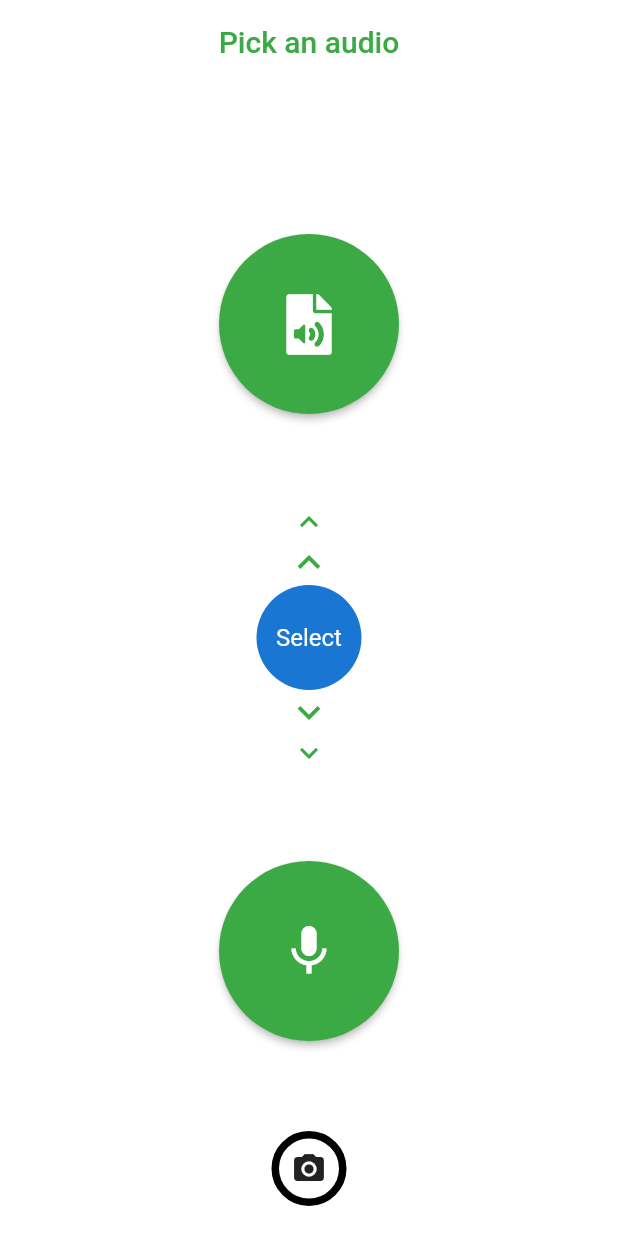
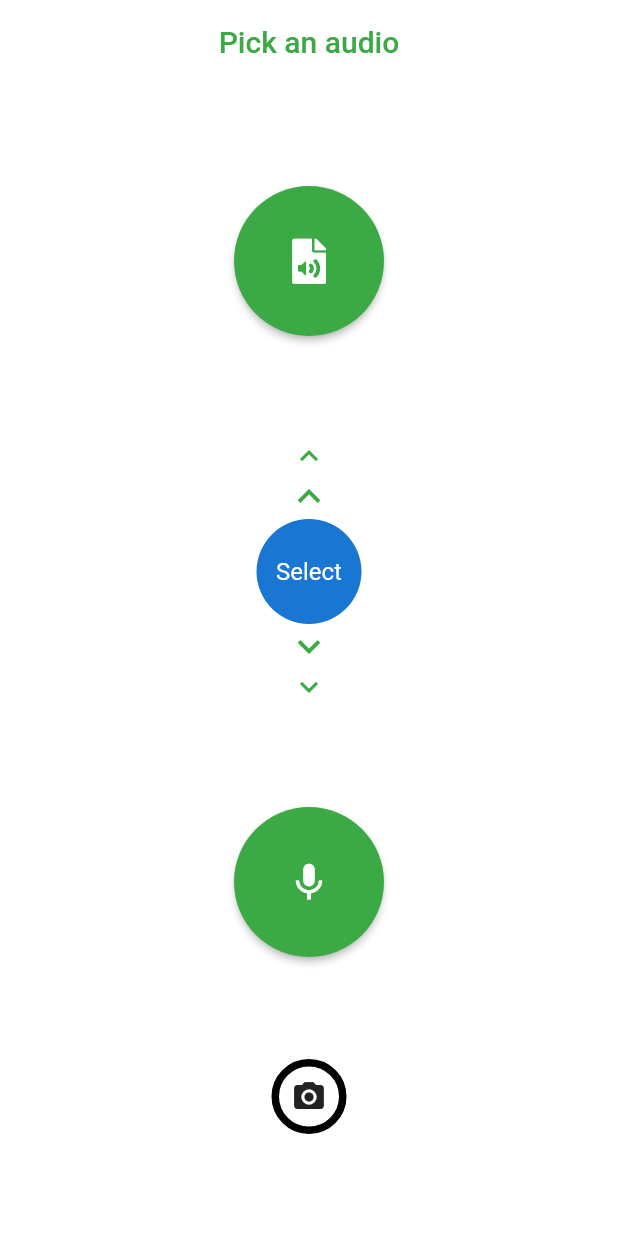
Before and after one commit to bot1001/AI-Birdie, a Flutter app: the AudioClassification screen opened directly, on a phone screen of 412 x 824 dp. Run offline on Flutter 3.47's test engine with Material 2 defaults, Android fonts, the phone set to English and light mode, and no system bars; our stand-ins replace audioplayers, camera, datetime_picker_formfield, file_picker, font_awesome_flutter, geolocator and 4 more; missing offline and left inert: flutter_animation_set, flutter_audio_recorder, flutter_email_sender, flutter_timer, grpc, protobuf and 1 more.

Commit message:
Made AudioClassification screen responsive

```diff
--- a/lib/screens/audio_classification.dart
+++ b/lib/screens/audio_classification.dart
@@ -1,11 +1,11 @@
-import 'dart:io';
+// import 'dart:io';
 
 import 'package:aibirdie/components/transitions.dart';
 import 'package:aibirdie/constants.dart';
 // import 'package:aibirdie/constants.dart';
 import 'package:aibirdie/screens/audio_identify.dart';
 import 'package:aibirdie/screens/audio_record.dart';
-import 'package:audioplayers/audioplayers.dart';
+// import 'package:audioplayers/audioplayers.dart';
 import 'package:file_picker/file_picker.dart';
 import 'package:flutter/material.dart';
 import 'package:font_awesome_flutter/font_awesome_flutter.dart';
@@ -17,10 +17,10 @@ class AudioClassification extends StatefulWidget {
 }
 
 class _AudioClassificationState extends State<AudioClassification> {
-  File file;
-  bool isPlaying;
-  IconData playIcon = Icons.play_arrow;
-  AudioPlayer audioPlayer = AudioPlayer();
+  // File file;
+  // bool isPlaying;
+  // IconData playIcon = Icons.play_arrow;
+  // AudioPlayer audioPlayer = AudioPlayer();
 
   @override
   Widget build(BuildContext context) {
@@ -50,10 +50,8 @@ class _AudioClassificationState extends State<AudioClassification> {
               ),
             ),
             Center(
-            child: Padding(
-              padding: const EdgeInsets.only(top: 100.0, bottom: 20.0),
               child: Column(
-                mainAxisAlignment: MainAxisAlignment.spaceBetween,
+                mainAxisAlignment: MainAxisAlignment.spaceEvenly,
                 children: <Widget>[
                   DragTarget(
                     onAccept: (val) async {
@@ -65,8 +63,8 @@ class _AudioClassificationState extends State<AudioClassification> {
                     },
                     builder: (a, b, c) {
                       return Container(
-                        width: 120,
-                        height: 120,
+                        width: 100,
+                        height: 100,
                         child: RaisedButton(
                           color: myGreen,
                           shape: RoundedRectangleBorder(
@@ -74,12 +72,12 @@ class _AudioClassificationState extends State<AudioClassification> {
                           ),
                           child: Icon(
                             FontAwesomeIcons.solidFileAudio,
-                            size: 40,
+                            size: 30,
                             color: Colors.white,
                           ),
                           onPressed: () async {
-                            file =
-                                await FilePicker.getFile(type: FileType.audio);
+                            file = await FilePicker.getFile(
+                                type: FileType.audio);
                             if (file != null) {
                               Navigator.of(context).push(MaterialPageRoute(
                                   builder: (context) => AudioIdentify(file)));
@@ -142,8 +140,8 @@ class _AudioClassificationState extends State<AudioClassification> {
                       },
                       builder: (a, b, c) {
                         return Container(
-                          width: 120,
-                          height: 120,
+                          width: 100,
+                          height: 100,
                           child: RaisedButton(
                               color: myGreen,
                               shape: RoundedRectangleBorder(
@@ -151,11 +149,12 @@ class _AudioClassificationState extends State<AudioClassification> {
                               ),
                               child: Icon(
                                 Icons.mic,
-                                size: 40,
+                                size: 30,
                                 color: Colors.white,
                               ),
                               onPressed: () {
-                                myTransition(context, 1.0, 0.0, AudioRecord());
+                                myTransition(
+                                    context, 1.0, 0.0, AudioRecord());
                               }),
                         );
                       },
@@ -171,7 +170,8 @@ class _AudioClassificationState extends State<AudioClassification> {
                         decoration: BoxDecoration(
                           // color: Color(0xffe90328),
                           // color: Colors.red[700],
-                          border: Border.all(width: 5.00, color: Colors.black),
+                          border:
+                              Border.all(width: 5.00, color: Colors.black),
                           shape: BoxShape.circle,
                         ),
                       ),
@@ -181,9 +181,9 @@ class _AudioClassificationState extends State<AudioClassification> {
                 ],
               ),
             ),
+          ],
         ),
-        ],
-      )),
+      ),
     );
   }
 }
```
Lines whose indentation alone changed are shown as unchanged.
